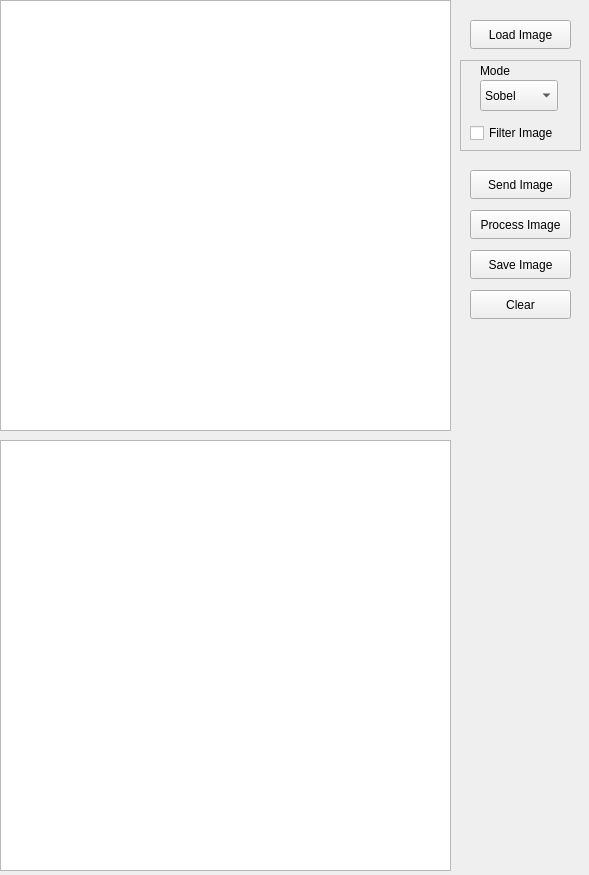
Before: the Qt Designer form gui/pySpiNNEdge/QtForms/mainGUI.ui in indarsugiarto/Graceful_ImagePro, drawn with Qt 5.
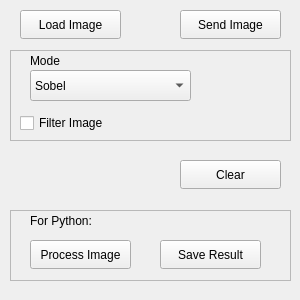
After: the same form once the commit is applied.

The edit to the form file:
```diff
--- a/gui/pySpiNNEdge/QtForms/mainGUI.ui
+++ b/gui/pySpiNNEdge/QtForms/mainGUI.ui
@@ -6,38 +6,30 @@
    <rect>
     <x>0</x>
     <y>0</y>
-    <width>589</width>
-    <height>875</height>
+    <width>300</width>
+    <height>300</height>
    </rect>
   </property>
+  <property name="minimumSize">
+   <size>
+    <width>300</width>
+    <height>300</height>
+   </size>
+  </property>
+  <property name="maximumSize">
+   <size>
+    <width>300</width>
+    <height>300</height>
+   </size>
+  </property>
   <property name="windowTitle">
    <string>Simple Edge Detection</string>
   </property>
-  <widget class="QGraphicsView" name="viewOrg">
-   <property name="geometry">
-    <rect>
-     <x>0</x>
-     <y>0</y>
-     <width>451</width>
-     <height>431</height>
-    </rect>
-   </property>
-  </widget>
-  <widget class="QGraphicsView" name="viewEdge">
-   <property name="geometry">
-    <rect>
-     <x>0</x>
-     <y>440</y>
-     <width>451</width>
-     <height>431</height>
-    </rect>
-   </property>
-  </widget>
   <widget class="QPushButton" name="pbLoad">
    <property name="geometry">
     <rect>
-     <x>470</x>
-     <y>20</y>
+     <x>20</x>
+     <y>10</y>
      <width>101</width>
      <height>29</height>
     </rect>
@@ -46,37 +38,11 @@
     <string>Load Image</string>
    </property>
   </widget>
-  <widget class="QPushButton" name="pbProcess">
-   <property name="geometry">
-    <rect>
-     <x>470</x>
-     <y>210</y>
-     <width>101</width>
-     <height>29</height>
-    </rect>
-   </property>
-   <property name="text">
-    <string>Process Image</string>
-   </property>
-  </widget>
-  <widget class="QPushButton" name="pbSave">
-   <property name="geometry">
-    <rect>
-     <x>470</x>
-     <y>250</y>
-     <width>101</width>
-     <height>29</height>
-    </rect>
-   </property>
-   <property name="text">
-    <string>Save Image</string>
-   </property>
-  </widget>
   <widget class="QPushButton" name="pbSend">
    <property name="geometry">
     <rect>
-     <x>470</x>
-     <y>170</y>
+     <x>180</x>
+     <y>10</y>
      <width>101</width>
      <height>29</height>
     </rect>
@@ -88,9 +54,9 @@
   <widget class="QFrame" name="frame">
    <property name="geometry">
     <rect>
-     <x>460</x>
-     <y>60</y>
-     <width>121</width>
+     <x>10</x>
+     <y>50</y>
+     <width>281</width>
      <height>91</height>
     </rect>
    </property>
@@ -105,7 +71,7 @@
      <rect>
       <x>10</x>
       <y>60</y>
-      <width>94</width>
+      <width>171</width>
       <height>26</height>
      </rect>
     </property>
@@ -131,7 +97,7 @@
      <rect>
       <x>20</x>
       <y>20</y>
-      <width>78</width>
+      <width>161</width>
       <height>31</height>
      </rect>
     </property>
@@ -150,8 +116,8 @@
   <widget class="QPushButton" name="pbClear">
    <property name="geometry">
     <rect>
-     <x>470</x>
-     <y>290</y>
+     <x>180</x>
+     <y>160</y>
      <width>101</width>
      <height>29</height>
     </rect>
@@ -160,6 +126,61 @@
     <string>Clear</string>
    </property>
   </widget>
+  <widget class="QFrame" name="frame_2">
+   <property name="geometry">
+    <rect>
+     <x>10</x>
+     <y>210</y>
+     <width>281</width>
+     <height>71</height>
+    </rect>
+   </property>
+   <property name="frameShape">
+    <enum>QFrame::StyledPanel</enum>
+   </property>
+   <property name="frameShadow">
+    <enum>QFrame::Raised</enum>
+   </property>
+   <widget class="QLabel" name="label_2">
+    <property name="geometry">
+     <rect>
+      <x>20</x>
+      <y>0</y>
+      <width>91</width>
+      <height>21</height>
+     </rect>
+    </property>
+    <property name="text">
+     <string>For Python:</string>
+    </property>
+   </widget>
+   <widget class="QPushButton" name="pbProcess">
+    <property name="geometry">
+     <rect>
+      <x>20</x>
+      <y>30</y>
+      <width>101</width>
+      <height>29</height>
+     </rect>
+    </property>
+    <property name="text">
+     <string>Process Image</string>
+    </property>
+   </widget>
+   <widget class="QPushButton" name="pbSave">
+    <property name="geometry">
+     <rect>
+      <x>150</x>
+      <y>30</y>
+      <width>101</width>
+      <height>29</height>
+     </rect>
+    </property>
+    <property name="text">
+     <string>Save Result</string>
+    </property>
+   </widget>
+  </widget>
  </widget>
  <resources/>
  <connections/>
```
